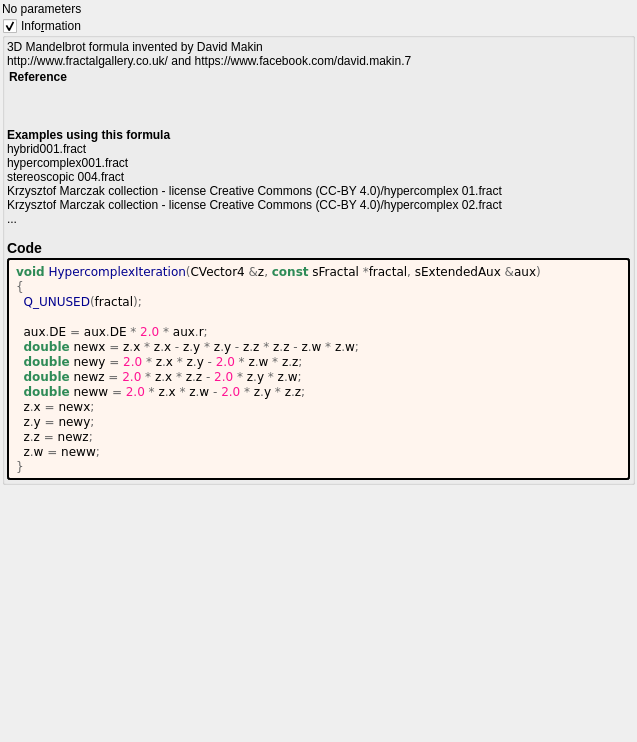
Before: the Qt Designer form mandelbulber2/formula/ui/hypercomplex.ui in buddhi1980/mandelbulber2, drawn with Qt 5.
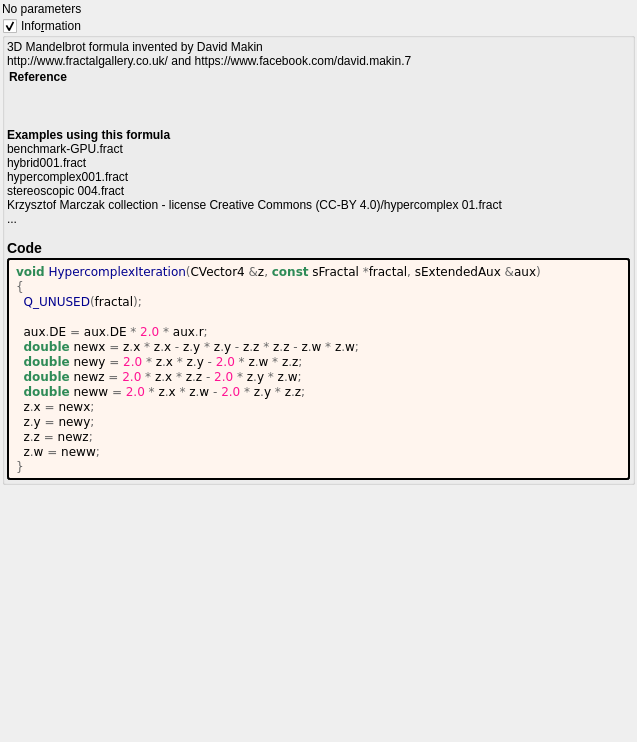
After: the same form once the commit is applied. Custom widgets are drawn as their Qt base class.

The edit to the form file:
```diff
--- a/mandelbulber2/formula/ui/hypercomplex.ui
+++ b/mandelbulber2/formula/ui/hypercomplex.ui
@@ -72,7 +72,7 @@
 &lt;a href=&quot;&quot;&gt;&lt;br&gt;
 &lt;/td&gt;&lt;/tr&gt;
 &lt;/table&gt;
-&lt;br&gt;&lt;b&gt;Examples using this formula&lt;/b&gt;&lt;br&gt;hybrid001.fract&lt;br&gt;hypercomplex001.fract&lt;br&gt;stereoscopic 004.fract&lt;br&gt;Krzysztof Marczak collection - license Creative Commons (CC-BY 4.0)/hypercomplex 01.fract&lt;br&gt;Krzysztof Marczak collection - license Creative Commons (CC-BY 4.0)/hypercomplex 02.fract&lt;br&gt;...&lt;h3&gt;Code&lt;/h3&gt;</string>
+&lt;br&gt;&lt;b&gt;Examples using this formula&lt;/b&gt;&lt;br&gt;benchmark-GPU.fract&lt;br&gt;hybrid001.fract&lt;br&gt;hypercomplex001.fract&lt;br&gt;stereoscopic 004.fract&lt;br&gt;Krzysztof Marczak collection - license Creative Commons (CC-BY 4.0)/hypercomplex 01.fract&lt;br&gt;...&lt;h3&gt;Code&lt;/h3&gt;</string>
         </property>
         <property name="wordWrap">
          <bool>true</bool>
```
